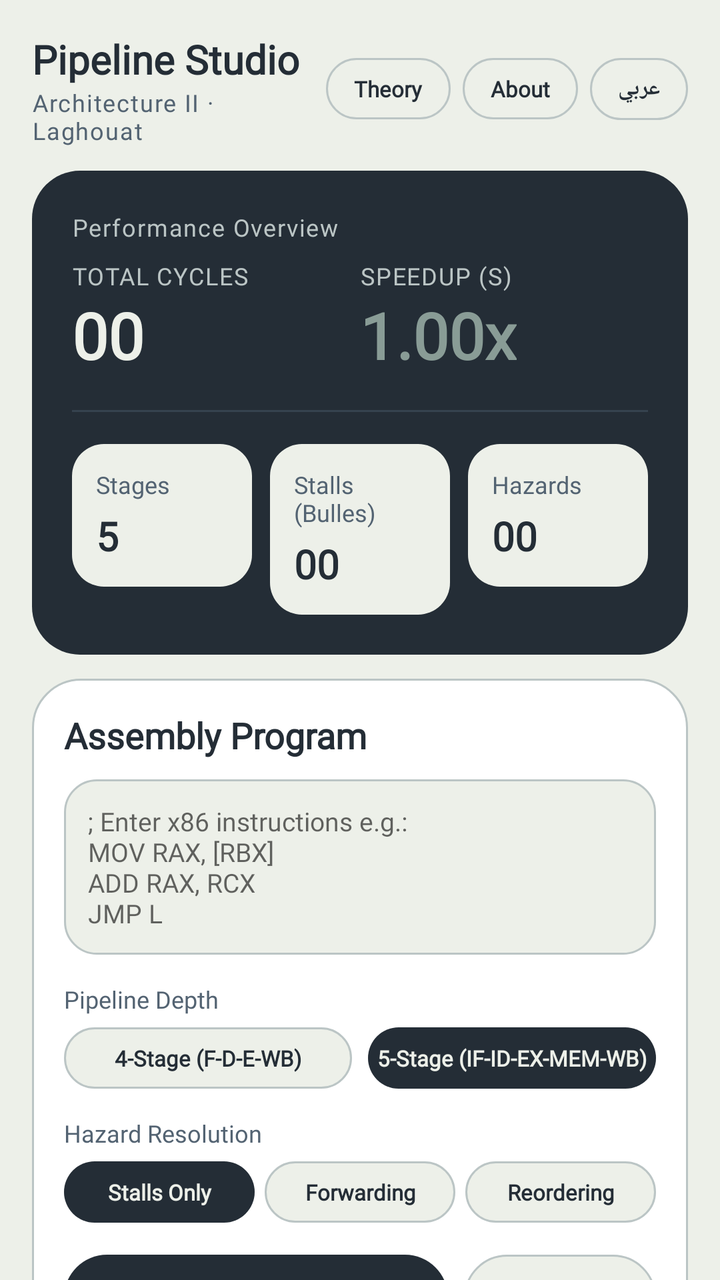
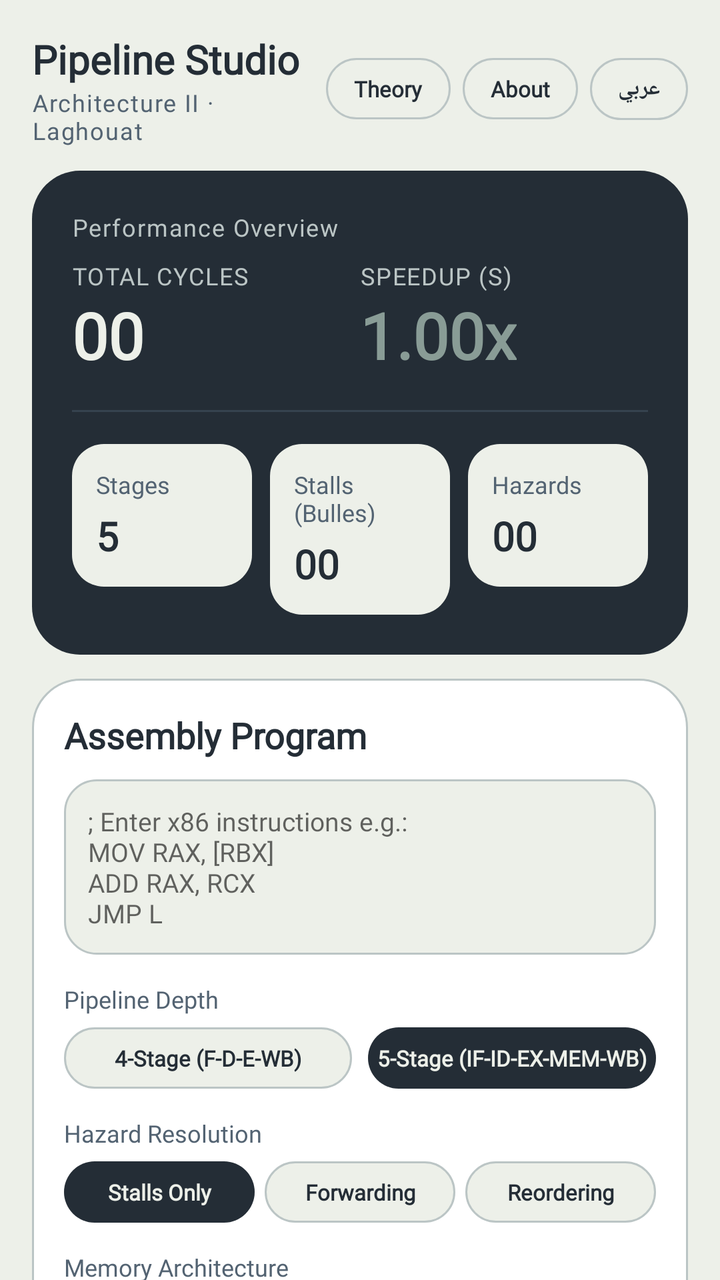

Two renders of the same Android screen: before a commit and after it. Below are the layout's source before the change and the commit's diff.
<!-- AndroidManifest.xml: application theme Theme.PipelineStudio -->
<!-- res/layout/activity_main.xml -->
<?xml version="1.0" encoding="utf-8"?>
<androidx.core.widget.NestedScrollView xmlns:android="http://schemas.android.com/apk/res/android"
    xmlns:app="http://schemas.android.com/apk/res-auto"
    xmlns:tools="http://schemas.android.com/tools"
    android:layout_width="match_parent"
    android:layout_height="match_parent"
    android:background="@color/spectral_white"
    android:fillViewport="true">

    <LinearLayout
        android:layout_width="match_parent"
        android:layout_height="wrap_content"
        android:orientation="vertical"
        android:padding="@dimen/screen_padding">

        
        <LinearLayout
            android:layout_width="match_parent"
            android:layout_height="wrap_content"
            android:gravity="center_vertical"
            android:orientation="horizontal"
            android:paddingBottom="12dp">

            <LinearLayout
                android:layout_width="0dp"
                android:layout_height="wrap_content"
                android:layout_weight="1"
                android:orientation="vertical">

                <TextView
                    android:id="@+id/tvAppTitle"
                    style="@style/TextAppearance.Pipeline.SectionHeader"
                    android:layout_width="wrap_content"
                    android:layout_height="wrap_content"
                    android:text="@string/app_name"
                    android:textColor="@color/midnight_ink"
                    android:textSize="20sp" />

                <TextView
                    android:id="@+id/tvAppSubtitle"
                    style="@style/TextAppearance.Pipeline.HeroLabel"
                    android:layout_width="wrap_content"
                    android:layout_height="wrap_content"
                    android:text="@string/app_subtitle"
                    android:textColor="@color/stormy_slate"
                    android:textSize="12sp" />
            </LinearLayout>

            
            <LinearLayout
                android:layout_width="wrap_content"
                android:layout_height="wrap_content"
                android:gravity="center_vertical"
                android:orientation="horizontal">

                <TextView
                    android:id="@+id/btnNavTheory"
                    style="@style/TextAppearance.Pipeline.Badge"
                    android:layout_width="wrap_content"
                    android:layout_height="wrap_content"
                    android:layout_marginEnd="6dp"
                    android:background="@drawable/bg_pill_inactive"
                    android:clickable="true"
                    android:focusable="true"
                    android:paddingStart="@dimen/pill_horizontal_padding"
                    android:paddingTop="@dimen/pill_vertical_padding"
                    android:paddingEnd="@dimen/pill_horizontal_padding"
                    android:paddingBottom="@dimen/pill_vertical_padding"
                    android:text="@string/nav_theory"
                    android:textColor="@color/midnight_ink" />

                <TextView
                    android:id="@+id/btnNavAbout"
                    style="@style/TextAppearance.Pipeline.Badge"
                    android:layout_width="wrap_content"
                    android:layout_height="wrap_content"
                    android:layout_marginEnd="6dp"
                    android:background="@drawable/bg_pill_inactive"
                    android:clickable="true"
                    android:focusable="true"
                    android:paddingStart="@dimen/pill_horizontal_padding"
                    android:paddingTop="@dimen/pill_vertical_padding"
                    android:paddingEnd="@dimen/pill_horizontal_padding"
                    android:paddingBottom="@dimen/pill_vertical_padding"
                    android:text="@string/nav_about"
                    android:textColor="@color/midnight_ink" />

                <TextView
                    android:id="@+id/btnLangToggle"
                    style="@style/TextAppearance.Pipeline.Badge"
                    android:layout_width="wrap_content"
                    android:layout_height="wrap_content"
                    android:background="@drawable/bg_pill_inactive"
                    android:clickable="true"
                    android:focusable="true"
                    android:paddingStart="@dimen/pill_horizontal_padding"
                    android:paddingTop="@dimen/pill_vertical_padding"
                    android:paddingEnd="@dimen/pill_horizontal_padding"
                    android:paddingBottom="@dimen/pill_vertical_padding"
                    android:text="@string/lang_toggle"
                    android:textColor="@color/midnight_ink" />
            </LinearLayout>
        </LinearLayout>

        
        <LinearLayout
            android:layout_width="match_parent"
            android:layout_height="wrap_content"
            android:layout_marginBottom="@dimen/bento_gap"
            android:background="@drawable/bg_bento_dark"
            android:orientation="vertical"
            android:padding="20dp">

            
            <TextView
                style="@style/TextAppearance.Pipeline.HeroLabel"
                android:layout_width="wrap_content"
                android:layout_height="wrap_content"
                android:text="@string/hero_title"
                android:textColor="@color/silver_fog" />

            
            <LinearLayout
                android:layout_width="match_parent"
                android:layout_height="wrap_content"
                android:layout_marginTop="8dp"
                android:orientation="horizontal">

                <LinearLayout
                    android:layout_width="0dp"
                    android:layout_height="wrap_content"
                    android:layout_weight="1"
                    android:orientation="vertical">

                    <TextView
                        style="@style/TextAppearance.Pipeline.HeroLabel"
                        android:layout_width="wrap_content"
                        android:layout_height="wrap_content"
                        android:text="@string/metric_total_cycles" />

                    <TextView
                        android:id="@+id/tvTotalCycles"
                        style="@style/TextAppearance.Pipeline.HeroNumber"
                        android:layout_width="wrap_content"
                        android:layout_height="wrap_content"
                        android:text="00" />
                </LinearLayout>

                <LinearLayout
                    android:layout_width="0dp"
                    android:layout_height="wrap_content"
                    android:layout_weight="1"
                    android:orientation="vertical">

                    <TextView
                        style="@style/TextAppearance.Pipeline.HeroLabel"
                        android:layout_width="wrap_content"
                        android:layout_height="wrap_content"
                        android:text="@string/metric_speedup" />

                    <TextView
                        android:id="@+id/tvSpeedup"
                        style="@style/TextAppearance.Pipeline.HeroNumber"
                        android:layout_width="wrap_content"
                        android:layout_height="wrap_content"
                        android:text="1.00x"
                        android:textColor="@color/eerie_sage" />
                </LinearLayout>
            </LinearLayout>

            
            <View
                android:layout_width="match_parent"
                android:layout_height="1dp"
                android:layout_marginTop="16dp"
                android:layout_marginBottom="16dp"
                android:background="@color/divider_dark" />

            
            <LinearLayout
                android:layout_width="match_parent"
                android:layout_height="wrap_content"
                android:orientation="horizontal">

                
                <LinearLayout
                    android:layout_width="0dp"
                    android:layout_height="wrap_content"
                    android:layout_marginEnd="6dp"
                    android:layout_weight="1"
                    android:background="@drawable/bg_stat_tile"
                    android:orientation="vertical"
                    android:padding="@dimen/stat_tile_padding">

                    <TextView
                        style="@style/TextAppearance.Pipeline.StatLabel"
                        android:layout_width="wrap_content"
                        android:layout_height="wrap_content"
                        android:text="@string/stat_stages_label" />

                    <TextView
                        android:id="@+id/tvStatStages"
                        style="@style/TextAppearance.Pipeline.StatNumber"
                        android:layout_width="wrap_content"
                        android:layout_height="wrap_content"
                        android:layout_marginTop="4dp"
                        android:text="5" />
                </LinearLayout>

                
                <LinearLayout
                    android:layout_width="0dp"
                    android:layout_height="wrap_content"
                    android:layout_marginStart="3dp"
                    android:layout_marginEnd="3dp"
                    android:layout_weight="1"
                    android:background="@drawable/bg_stat_tile"
                    android:orientation="vertical"
                    android:padding="@dimen/stat_tile_padding">

                    <TextView
                        style="@style/TextAppearance.Pipeline.StatLabel"
                        android:layout_width="wrap_content"
                        android:layout_height="wrap_content"
                        android:text="@string/stat_stalls_label" />

                    <TextView
                        android:id="@+id/tvStatStalls"
                        style="@style/TextAppearance.Pipeline.StatNumber"
                        android:layout_width="wrap_content"
                        android:layout_height="wrap_content"
                        android:layout_marginTop="4dp"
                        android:text="00" />
                </LinearLayout>

                
                <LinearLayout
                    android:layout_width="0dp"
                    android:layout_height="wrap_content"
                    android:layout_marginStart="6dp"
                    android:layout_weight="1"
                    android:background="@drawable/bg_stat_tile"
                    android:orientation="vertical"
                    android:padding="@dimen/stat_tile_padding">

                    <TextView
                        style="@style/TextAppearance.Pipeline.StatLabel"
                        android:layout_width="wrap_content"
                        android:layout_height="wrap_content"
                        android:text="@string/stat_hazards_label" />

                    <TextView
                        android:id="@+id/tvStatHazards"
                        style="@style/TextAppearance.Pipeline.StatNumber"
                        android:layout_width="wrap_content"
                        android:layout_height="wrap_content"
                        android:layout_marginTop="4dp"
                        android:text="00" />
                </LinearLayout>
            </LinearLayout>
        </LinearLayout>

        
        <LinearLayout
            android:layout_width="match_parent"
            android:layout_height="wrap_content"
            android:layout_marginBottom="@dimen/bento_gap"
            android:background="@drawable/bg_bento_light"
            android:orientation="vertical"
            android:padding="@dimen/card_internal_padding">

            <TextView
                style="@style/TextAppearance.Pipeline.SectionHeader"
                android:layout_width="wrap_content"
                android:layout_height="wrap_content"
                android:text="@string/section_assembly_input" />

            
            <FrameLayout
                android:layout_width="match_parent"
                android:layout_height="wrap_content"
                android:layout_marginTop="10dp"
                android:background="@drawable/bg_code_editor"
                android:padding="12dp">

                <EditText
                    android:id="@+id/etAssemblyCode"
                    style="@style/TextAppearance.Pipeline.MonoCode"
                    android:layout_width="match_parent"
                    android:layout_height="wrap_content"
                    android:background="@null"
                    android:gravity="top|start"
                    android:hint="@string/assembly_hint"
                    android:importantForAutofill="no"
                    android:inputType="textMultiLine|textNoSuggestions"
                    android:minLines="4"
                    android:textDirection="ltr" />
            </FrameLayout>

            
            <TextView
                style="@style/TextAppearance.Pipeline.StatLabel"
                android:layout_width="wrap_content"
                android:layout_height="wrap_content"
                android:layout_marginTop="14dp"
                android:text="@string/pipeline_model_label" />

            <LinearLayout
                android:layout_width="match_parent"
                android:layout_height="wrap_content"
                android:layout_marginTop="6dp"
                android:orientation="horizontal">

                <TextView
                    android:id="@+id/btnModel4Stage"
                    style="@style/TextAppearance.Pipeline.Badge"
                    android:layout_width="0dp"
                    android:layout_height="wrap_content"
                    android:layout_marginEnd="4dp"
                    android:layout_weight="1"
                    android:background="@drawable/bg_pill_inactive"
                    android:clickable="true"
                    android:focusable="true"
                    android:gravity="center"
                    android:paddingTop="8dp"
                    android:paddingBottom="8dp"
                    android:text="@string/model_4_stage"
                    android:textColor="@color/midnight_ink" />

                <TextView
                    android:id="@+id/btnModel5Stage"
                    style="@style/TextAppearance.Pipeline.Badge"
                    android:layout_width="0dp"
                    android:layout_height="wrap_content"
                    android:layout_marginStart="4dp"
                    android:layout_weight="1"
                    android:background="@drawable/bg_pill_active"
                    android:clickable="true"
                    android:focusable="true"
                    android:gravity="center"
                    android:paddingTop="8dp"
                    android:paddingBottom="8dp"
                    android:text="@string/model_5_stage"
                    android:textColor="@color/spectral_white" />
            </LinearLayout>

            
            <TextView
                style="@style/TextAppearance.Pipeline.StatLabel"
                android:layout_width="wrap_content"
                android:layout_height="wrap_content"
                android:layout_marginTop="14dp"
                android:text="@string/hazard_resolution_label" />

            <LinearLayout
                android:layout_width="match_parent"
                android:layout_height="wrap_content"
                android:layout_marginTop="6dp"
                android:orientation="horizontal">

                <TextView
                    android:id="@+id/btnModeStalls"
                    style="@style/TextAppearance.Pipeline.Badge"
                    android:layout_width="0dp"
                    android:layout_height="wrap_content"
                    android:layout_marginEnd="3dp"
                    android:layout_weight="1"
                    android:background="@drawable/bg_pill_active"
                    android:clickable="true"
                    android:focusable="true"
                    android:gravity="center"
                    android:paddingTop="8dp"
                    android:paddingBottom="8dp"
                    android:text="@string/mode_stalls_only"
                    android:textColor="@color/spectral_white" />

                <TextView
                    android:id="@+id/btnModeForwarding"
                    style="@style/TextAppearance.Pipeline.Badge"
                    android:layout_width="0dp"
                    android:layout_height="wrap_content"
                    android:layout_marginStart="2dp"
                    android:layout_marginEnd="2dp"
                    android:layout_weight="1"
                    android:background="@drawable/bg_pill_inactive"
                    android:clickable="true"
                    android:focusable="true"
                    android:gravity="center"
                    android:paddingTop="8dp"
                    android:paddingBottom="8dp"
                    android:text="@string/mode_forwarding"
                    android:textColor="@color/midnight_ink" />

                <TextView
                    android:id="@+id/btnModeReordering"
                    style="@style/TextAppearance.Pipeline.Badge"
                    android:layout_width="0dp"
                    android:layout_height="wrap_content"
                    android:layout_marginStart="3dp"
                    android:layout_weight="1"
                    android:background="@drawable/bg_pill_inactive"
                    android:clickable="true"
                    android:focusable="true"
                    android:gravity="center"
                    android:paddingTop="8dp"
                    android:paddingBottom="8dp"
                    android:text="@string/mode_reordering"
                    android:textColor="@color/midnight_ink" />
            </LinearLayout>

            
            <LinearLayout
                android:layout_width="match_parent"
                android:layout_height="wrap_content"
                android:layout_marginTop="16dp"
                android:orientation="horizontal">

                <TextView
                    android:id="@+id/btnSimulate"
                    style="@style/TextAppearance.Pipeline.Badge"
                    android:layout_width="0dp"
                    android:layout_height="wrap_content"
                    android:layout_marginEnd="8dp"
                    android:layout_weight="2"
                    android:background="@drawable/bg_pill_active"
                    android:clickable="true"
                    android:focusable="true"
                    android:gravity="center"
                    android:paddingTop="12dp"
                    android:paddingBottom="12dp"
                    android:text="@string/btn_simulate"
                    android:textColor="@color/spectral_white"
                    android:textSize="14sp" />

                <TextView
                    android:id="@+id/btnClear"
                    style="@style/TextAppearance.Pipeline.Badge"
                    android:layout_width="0dp"
                    android:layout_height="wrap_content"
                    android:layout_weight="1"
                    android:background="@drawable/bg_pill_inactive"
                    android:clickable="true"
                    android:focusable="true"
                    android:gravity="center"
                    android:paddingTop="12dp"
                    android:paddingBottom="12dp"
                    android:text="@string/btn_clear"
                    android:textColor="@color/midnight_ink"
                    android:textSize="14sp" />
            </LinearLayout>
        </LinearLayout>

        
        <TextView
            style="@style/TextAppearance.Pipeline.StatLabel"
            android:layout_width="wrap_content"
            android:layout_height="wrap_content"
            android:layout_marginBottom="6dp"
            android:text="@string/section_presets" />

        <HorizontalScrollView
            android:layout_width="match_parent"
            android:layout_height="wrap_content"
            android:layout_marginBottom="@dimen/bento_gap"
            android:overScrollMode="never"
            android:scrollbars="none">

            <LinearLayout
                android:layout_width="wrap_content"
                android:layout_height="wrap_content"
                android:orientation="horizontal">

                
                <TextView
                    android:id="@+id/presetTd4"
                    style="@style/TextAppearance.Pipeline.Badge"
                    android:layout_width="wrap_content"
                    android:layout_height="wrap_content"
                    android:layout_marginEnd="8dp"
                    android:background="@drawable/bg_preset_dashed"
                    android:clickable="true"
                    android:focusable="true"
                    android:paddingStart="14dp"
                    android:paddingTop="10dp"
                    android:paddingEnd="14dp"
                    android:paddingBottom="10dp"
                    android:text="@string/preset_td4_ex6"
                    android:textColor="@color/midnight_ink" />

                
                <TextView
                    android:id="@+id/presetSlide29"
                    style="@style/TextAppearance.Pipeline.Badge"
                    android:layout_width="wrap_content"
                    android:layout_height="wrap_content"
                    android:layout_marginEnd="8dp"
                    android:background="@drawable/bg_preset_chip"
                    android:clickable="true"
                    android:focusable="true"
                    android:paddingStart="14dp"
                    android:paddingTop="10dp"
                    android:paddingEnd="14dp"
                    android:paddingBottom="10dp"
                    android:text="@string/preset_slide29"
                    android:textColor="@color/spectral_white" />

                
                <TextView
                    android:id="@+id/presetBranch"
                    style="@style/TextAppearance.Pipeline.Badge"
                    android:layout_width="wrap_content"
                    android:layout_height="wrap_content"
                    android:layout_marginEnd="8dp"
                    android:background="@drawable/bg_preset_chip"
                    android:clickable="true"
                    android:focusable="true"
                    android:paddingStart="14dp"
                    android:paddingTop="10dp"
                    android:paddingEnd="14dp"
                    android:paddingBottom="10dp"
                    android:text="@string/preset_branch"
                    android:textColor="@color/spectral_white" />

                
                <TextView
                    android:id="@+id/preset4Stage"
                    style="@style/TextAppearance.Pipeline.Badge"
                    android:layout_width="wrap_content"
                    android:layout_height="wrap_content"
                    android:background="@drawable/bg_preset_chip"
                    android:clickable="true"
                    android:focusable="true"
                    android:paddingStart="14dp"
                    android:paddingTop="10dp"
                    android:paddingEnd="14dp"
                    android:paddingBottom="10dp"
                    android:text="@string/preset_4stage_basic"
                    android:textColor="@color/spectral_white" />
            </LinearLayout>
        </HorizontalScrollView>

        
        <LinearLayout
            android:layout_width="match_parent"
            android:layout_height="wrap_content"
            android:layout_marginBottom="@dimen/bento_gap"
            android:background="@drawable/bg_bento_light"
            android:orientation="vertical"
            android:padding="@dimen/card_internal_padding">

            <TextView
                style="@style/TextAppearance.Pipeline.SectionHeader"
                android:layout_width="wrap_content"
                android:layout_height="wrap_content"
                android:text="@string/section_chronogram" />

            <TextView
                style="@style/TextAppearance.Pipeline.HeroLabel"
                android:layout_width="wrap_content"
                android:layout_height="wrap_content"
                android:layout_marginTop="2dp"
                android:text="@string/chronogram_hint"
                android:textColor="@color/stormy_slate" />

            
            <HorizontalScrollView
                android:layout_width="match_parent"
                android:layout_height="wrap_content"
                android:layout_marginTop="12dp"
                android:layoutDirection="ltr"
                android:overScrollMode="never"
                android:scrollbars="horizontal">

                <LinearLayout
                    android:id="@+id/llChronogramGrid"
                    android:layout_width="wrap_content"
                    android:layout_height="wrap_content"
                    android:layoutDirection="ltr"
                    android:orientation="vertical" />
            </HorizontalScrollView>
        </LinearLayout>

        
        <LinearLayout
            android:layout_width="match_parent"
            android:layout_height="wrap_content"
            android:layout_marginBottom="32dp"
            android:background="@drawable/bg_bento_light"
            android:orientation="vertical"
            android:padding="@dimen/card_internal_padding">

            <TextView
                style="@style/TextAppearance.Pipeline.SectionHeader"
                android:layout_width="wrap_content"
                android:layout_height="wrap_content"
                android:text="@string/section_hazards" />

            <LinearLayout
                android:id="@+id/llHazardList"
                android:layout_width="match_parent"
                android:layout_height="wrap_content"
                android:layout_marginTop="12dp"
                android:orientation="vertical" />
        </LinearLayout>

    </LinearLayout>
</androidx.core.widget.NestedScrollView>
<!-- resources referenced by this layout -->
<resources>
  <color name="divider_dark">#36434F</color>
  <color name="eerie_sage">#899C96</color>
  <color name="midnight_ink">#242D36</color>
  <color name="silver_fog">#BBC5C5</color>
  <color name="spectral_white">#EDF0E9</color>
  <color name="stormy_slate">#536372</color>
  <dimen name="bento_gap">12dp</dimen>
  <dimen name="card_internal_padding">16dp</dimen>
  <dimen name="pill_horizontal_padding">14dp</dimen>
  <dimen name="pill_vertical_padding">8dp</dimen>
  <dimen name="screen_padding">16dp</dimen>
  <dimen name="stat_tile_padding">12dp</dimen>
  <!-- drawable bg_pill_active (drawable) -->
  <?xml version="1.0" encoding="utf-8"?>
  <shape xmlns:android="http://schemas.android.com/apk/res/android"
      android:shape="rectangle">
      <solid android:color="@color/midnight_ink" />
      <corners android:radius="@dimen/radius_pill" />
  </shape>
  <string name="app_name">Pipeline Studio</string>
  <string name="app_subtitle">Architecture II · Laghouat</string>
  <string name="assembly_hint">; Enter x86 instructions e.g.:\nMOV RAX, [RBX]\nADD RAX, RCX\nJMP L</string>
  <string name="btn_clear">Clear</string>
  <string name="btn_simulate">Simulate Pipeline</string>
  <string name="chronogram_hint">Scroll horizontally to inspect cycle-by-cycle execution</string>
  <string name="hazard_resolution_label">Hazard Resolution</string>
  <string name="hero_title">Performance Overview</string>
  <string name="lang_toggle">عربي</string>
  <string name="metric_speedup">SPEEDUP (S)</string>
  <string name="metric_total_cycles">TOTAL CYCLES</string>
  <string name="mode_forwarding">Forwarding</string>
  <string name="mode_reordering">Reordering</string>
  <string name="mode_stalls_only">Stalls Only</string>
  <string name="model_4_stage">4-Stage (F-D-E-WB)</string>
  <string name="model_5_stage">5-Stage (IF-ID-EX-MEM-WB)</string>
  <string name="nav_about">About</string>
  <string name="nav_theory">Theory</string>
  <string name="pipeline_model_label">Pipeline Depth</string>
  <string name="preset_4stage_basic">4-Stage Basic</string>
  <string name="preset_branch">Branch Flush</string>
  <string name="preset_slide29">Slide 29 (RAW &amp; Reorder)</string>
  <string name="preset_td4_ex6">TD4 Ex6 (RAW)</string>
  <string name="section_assembly_input">Assembly Program</string>
  <string name="section_chronogram">Pipeline Chronogram</string>
  <string name="section_hazards">Hazard Analysis &amp; Diagnostics</string>
  <string name="section_presets">Course Examples</string>
  <string name="stat_hazards_label">Hazards</string>
  <string name="stat_stages_label">Stages</string>
  <string name="stat_stalls_label">Stalls (Bulles)</string>
  <style name="TextAppearance.Pipeline.Badge" parent="TextAppearance.Pipeline">
          <item name="android:textSize">@dimen/text_size_badge</item>
          <item name="android:fontFamily">@font/font_ibm_plex_mono</item>
          <item name="android:textStyle">bold</item>
      </style>
  <dimen name="radius_bento_card">24dp</dimen>
  <color name="surface_white">#FFFFFF</color>
  <dimen name="stroke_hairline">1dp</dimen>
  <dimen name="radius_stat_tile">16dp</dimen>
  <dimen name="radius_pill">999dp</dimen>
  <style name="TextAppearance.Pipeline" parent="" />
  <dimen name="text_size_badge">11sp</dimen>
  <dimen name="text_size_secondary">12sp</dimen>
  <color name="text_secondary_dark">#BBC5C5</color>
  <dimen name="text_size_hero_num">32sp</dimen>
  <color name="text_primary_dark">#EDF0E9</color>
  <dimen name="text_size_mono_code">13sp</dimen>
  <color name="text_primary_light">#242D36</color>
  <dimen name="text_size_heading">18sp</dimen>
  <color name="text_secondary_light">#536372</color>
  <dimen name="text_size_stat_num">20sp</dimen>
  <!-- unchanged entries left out for length: 14 -->
</resources>

<!-- the commit's change to res/layout/activity_main.xml (unified diff, before → after) -->
@@ -409,6 +409,53 @@
             </LinearLayout>
 
             
+            <TextView
+                style="@style/TextAppearance.Pipeline.StatLabel"
+                android:layout_width="wrap_content"
+                android:layout_height="wrap_content"
+                android:layout_marginTop="14dp"
+                android:text="@string/memory_architecture_label" />
+
+            <LinearLayout
+                android:layout_width="match_parent"
+                android:layout_height="wrap_content"
+                android:layout_marginTop="6dp"
+                android:orientation="horizontal">
+
+                <TextView
+                    android:id="@+id/btnMemHarvard"
+                    style="@style/TextAppearance.Pipeline.Badge"
+                    android:layout_width="0dp"
+                    android:layout_height="wrap_content"
+                    android:layout_marginEnd="4dp"
+                    android:layout_weight="1"
+                    android:background="@drawable/bg_pill_active"
+                    android:clickable="true"
+                    android:focusable="true"
+                    android:gravity="center"
+                    android:paddingTop="8dp"
+                    android:paddingBottom="8dp"
+                    android:text="@string/mem_harvard"
+                    android:textColor="@color/spectral_white" />
+
+                <TextView
+                    android:id="@+id/btnMemUnified"
+                    style="@style/TextAppearance.Pipeline.Badge"
+                    android:layout_width="0dp"
+                    android:layout_height="wrap_content"
+                    android:layout_marginStart="4dp"
+                    android:layout_weight="1"
+                    android:background="@drawable/bg_pill_inactive"
+                    android:clickable="true"
+                    android:focusable="true"
+                    android:gravity="center"
+                    android:paddingTop="8dp"
+                    android:paddingBottom="8dp"
+                    android:text="@string/mem_unified"
+                    android:textColor="@color/midnight_ink" />
+            </LinearLayout>
+
+            
             <LinearLayout
                 android:layout_width="match_parent"
                 android:layout_height="wrap_content"
@@ -527,6 +574,7 @@
                     style="@style/TextAppearance.Pipeline.Badge"
                     android:layout_width="wrap_content"
                     android:layout_height="wrap_content"
+                    android:layout_marginEnd="8dp"
                     android:background="@drawable/bg_preset_chip"
                     android:clickable="true"
                     android:focusable="true"
@@ -535,6 +583,22 @@
                     android:paddingEnd="14dp"
                     android:paddingBottom="10dp"
                     android:text="@string/preset_4stage_basic"
+                    android:textColor="@color/spectral_white" />
+
+                
+                <TextView
+                    android:id="@+id/presetAllHazards"
+                    style="@style/TextAppearance.Pipeline.Badge"
+                    android:layout_width="wrap_content"
+                    android:layout_height="wrap_content"
+                    android:background="@drawable/bg_preset_chip"
+                    android:clickable="true"
+                    android:focusable="true"
+                    android:paddingStart="14dp"
+                    android:paddingTop="10dp"
+                    android:paddingEnd="14dp"
+                    android:paddingBottom="10dp"
+                    android:text="@string/preset_all_hazards"
                     android:textColor="@color/spectral_white" />
             </LinearLayout>
         </HorizontalScrollView>
<!-- resource entries referenced after the edit -->
@@ -28,6 +28,9 @@
   <string name="hazard_resolution_label">Hazard Resolution</string>
   <string name="hero_title">Performance Overview</string>
   <string name="lang_toggle">عربي</string>
+  <string name="mem_harvard">Harvard (I/D Cache)</string>
+  <string name="mem_unified">Unified Memory</string>
+  <string name="memory_architecture_label">Memory Architecture</string>
   <string name="metric_speedup">SPEEDUP (S)</string>
   <string name="metric_total_cycles">TOTAL CYCLES</string>
   <string name="mode_forwarding">Forwarding</string>
@@ -39,6 +42,7 @@
   <string name="nav_theory">Theory</string>
   <string name="pipeline_model_label">Pipeline Depth</string>
   <string name="preset_4stage_basic">4-Stage Basic</string>
+  <string name="preset_all_hazards">All Hazards Demo</string>
   <string name="preset_branch">Branch Flush</string>
   <string name="preset_slide29">Slide 29 (RAW &amp; Reorder)</string>
   <string name="preset_td4_ex6">TD4 Ex6 (RAW)</string>
